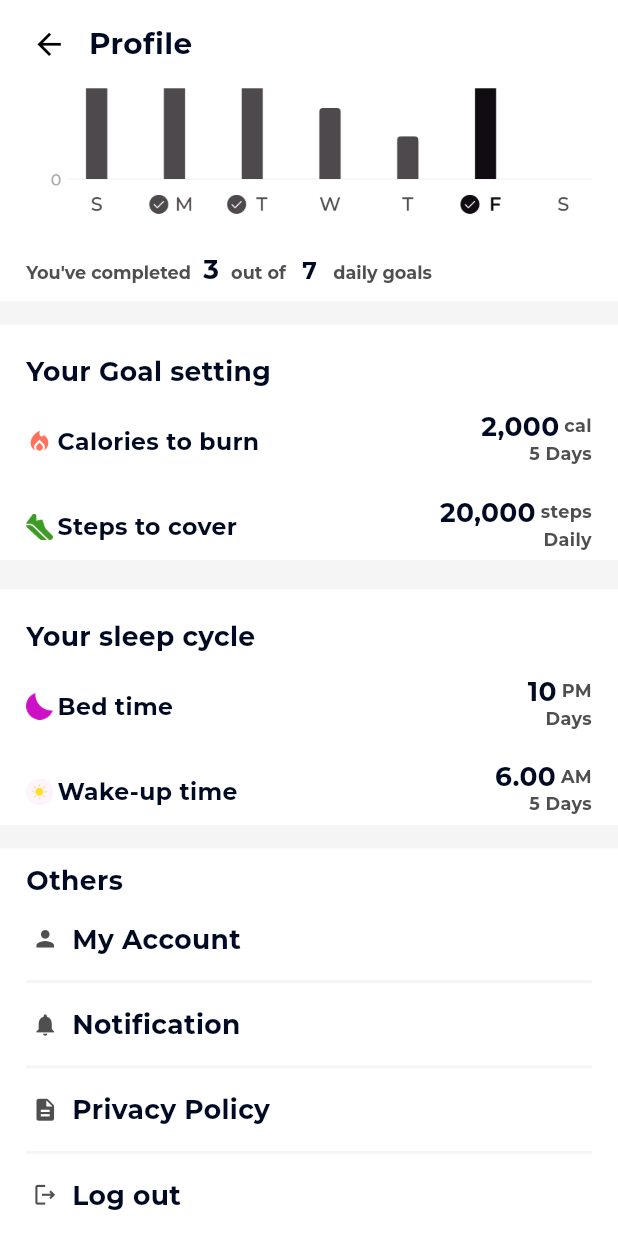
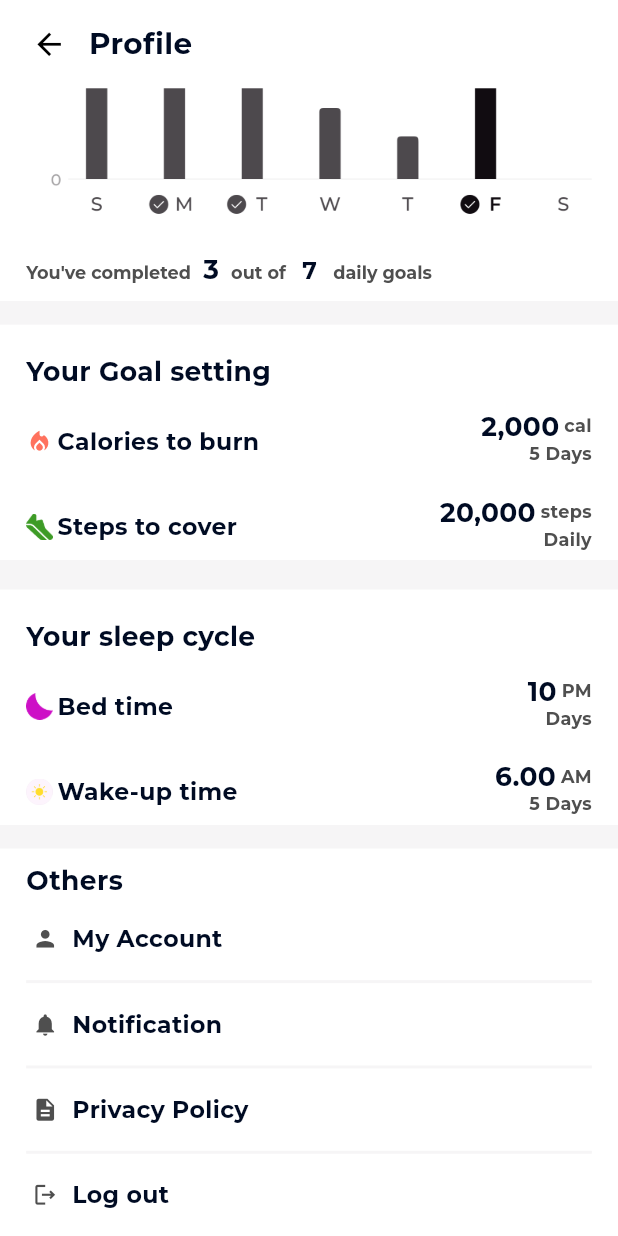
Before and after one commit to AAShayon/fitness_tracking_app, a Flutter app: the Profile screen opened by its route, scrolled down 291 dp, on a phone screen of 412 x 824 dp. Run offline on Flutter 3.47's test engine with Material 3 defaults, Android fonts, the phone set to English and light mode, and no system bars; our stand-ins replace carousel_slider, dio, dots_indicator, easy_localization, fl_chart, flutter_screenutil and 3 more; missing offline and left inert: any_image_view; accounts and stored records are empty; project files that could hold a hidden picture were left out.

Commit message:
all -- Done ,except back problem ,

```diff
--- a/lib/modules/activity/view/widget/activites_list_card.dart
+++ b/lib/modules/activity/view/widget/activites_list_card.dart
@@ -36,7 +36,7 @@ class ActivitiesVerticalCard extends StatelessWidget {
                     crossAxisAlignment: CrossAxisAlignment.start,
                     mainAxisAlignment: MainAxisAlignment.start,
                     children: [
-                      SizedBox(height: 5.h,),
+                      SizedBox(height: 10.h,),
                       SizedBox(
                         height: 16.h,width: 170.w,
                         child: Row(
--- a/lib/modules/home/view/widgets/daily_activities_card.dart
+++ b/lib/modules/home/view/widgets/daily_activities_card.dart
@@ -37,6 +37,7 @@ class DailyActivitiesCard extends StatelessWidget {
                   height: 16.h,width: 170.w,
                   child: Row(
                     children: [
+                      SizedBox(width: 2.w,),
                       Padding(
                         padding:  EdgeInsets.only(left:5.w),
                         child:    Text('Today, 08:10 AM',
@@ -62,6 +63,7 @@ class DailyActivitiesCard extends StatelessWidget {
                   child: Row(
                     // mainAxisAlignment: MainAxisAlignment.spaceBetween,
                     children: [
+                      SizedBox(width: 3.w,),
                       Container(
                         height: 48.h,width: 48.w,
                         decoration: BoxDecoration(
--- a/lib/modules/profile/view/profile.dart
+++ b/lib/modules/profile/view/profile.dart
@@ -60,6 +60,8 @@
 //     );
 //   }
 // }
+import 'package:fitness_tracking_app/modules/auth/view/login.dart';
+import 'package:fitness_tracking_app/utils/constant/app_utility_helper.dart';
 import 'package:fl_chart/fl_chart.dart';
 import 'package:flutter/material.dart';
 import 'package:flutter_screenutil/flutter_screenutil.dart';
@@ -467,7 +469,7 @@ class Profile extends StatelessWidget {
                       Container(height: 2.h,color: AppColors.accent,),
                       ProfileButton(iconData: Icons.description, btnName: 'Privacy Policy',onPressed: (){},),
                       Container(height: 2.h,color: AppColors.accent,),
-                      ProfileButton(iconData: Icons.logout_outlined, btnName: 'Log out',onPressed: (){},),
+                      ProfileButton(iconData: Icons.logout_outlined, btnName: 'Log out',onPressed: (){AppHelperFunctions.navigateToScreenAndRemoveUntil(context, const Login());},),
                     ],
                   ),
                 ),
@@ -509,7 +511,7 @@ class ProfileButton extends StatelessWidget {
                 ),
                 child: Icon(iconData,color: AppColors.darkerGrey,size: 18.sp,)),
             SizedBox(width: 5.w,),
-            Text(btnName,style:AppTextTheme.myAppText18(AppColors.textColorBlack) ,)
+            Text(btnName,style:AppTextTheme.myAppText161(AppColors.textColorBlack) ,)
           ],
         ),
       ),
--- a/lib/modules/statistics/view/statistics.dart
+++ b/lib/modules/statistics/view/statistics.dart
@@ -79,7 +79,7 @@ class Statistics extends StatelessWidget {
                           crossAxisAlignment: CrossAxisAlignment.start,
                           children: [
                             Text('Start Strong and \nSet Your Fitness\nGoals',style: AppTextTheme.myAppText18(AppColors.white),),
-                            SizedBox(height: 14.h,),
+                            SizedBox(height: 10.h,),
                             InkWell(
                               onTap: (){},
                               splashColor: Colors.transparent,
--- a/lib/utils/theme/custom_themes/text_themes.dart
+++ b/lib/utils/theme/custom_themes/text_themes.dart
@@ -56,6 +56,16 @@ class AppTextTheme {
       height: 1.25.sp,
     );
   }
+  static TextStyle myAppText161(Color? color) {
+    return TextStyle(
+      color: color,
+      fontFamily: fontFamily,
+      fontSize: 16.sp,
+      fontWeight: FontWeight.w600,
+      overflow: TextOverflow.ellipsis,
+      height: 1.25.sp,
+    );
+  }
   static TextStyle myAppText18(Color? color) {
     return TextStyle(
       color: color,
```
Also changed, not shown: lib/modules/activity/view/activity.dart (+9 -11 lines), assets/app_icon_images/applogo.jpg (added), 6 other files.
